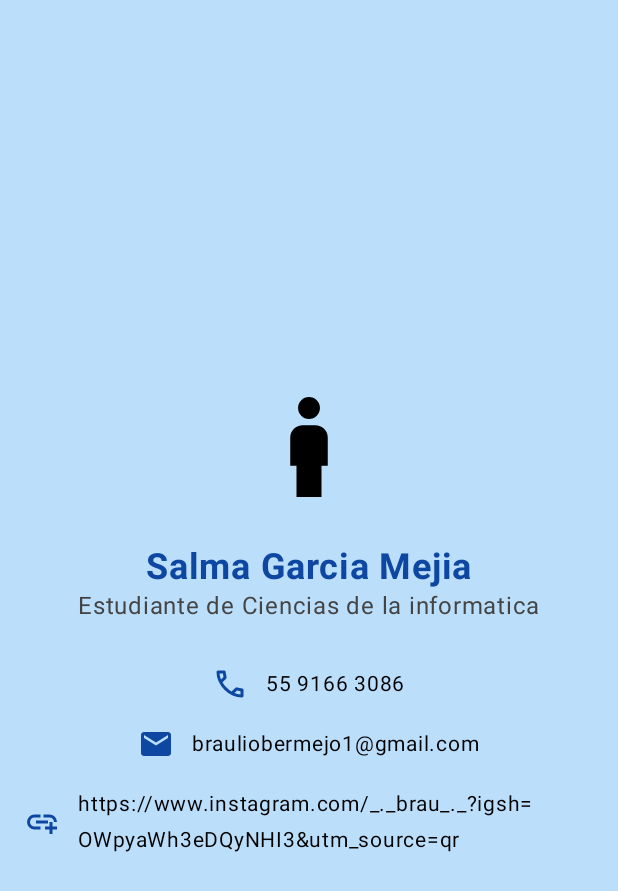
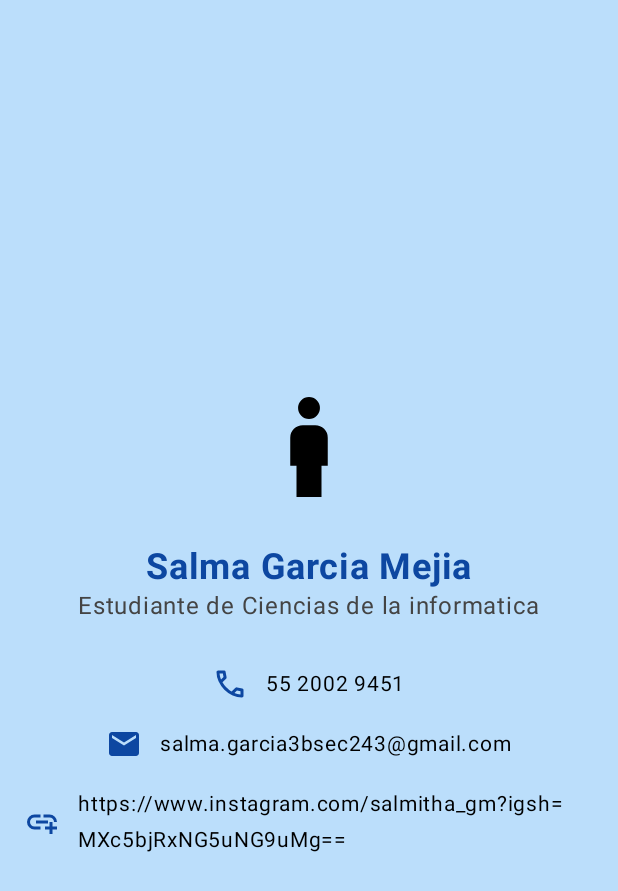
Before and after one commit to salmagarcia3bsec243-collab/TarjetadePresentacion, an Android app built with Jetpack Compose: the screen it shows after launch (MainActivity), on a phone screen of 412 x 824 dp. Shown: the top 891 px of the screen. Run offline under Robolectric (Android 15) with nearby library versions, the phone set to English and light mode, and no system bars.

Commit message:
Version inicial del proyecto

```diff
--- a/app/src/main/java/com/example/tarjetadepresentacion/MainActivity.kt
+++ b/app/src/main/java/com/example/tarjetadepresentacion/MainActivity.kt
@@ -69,11 +69,11 @@ fun TarjetaPresentacion() {
 
         Spacer(modifier = Modifier.height(24.dp))
 
-        FilaContacto(icono = R.drawable.ic_phone, texto = "55 9166 3086")
+        FilaContacto(icono = R.drawable.ic_phone, texto = "55 2002 9451")
         Spacer(modifier = Modifier.height(8.dp))
-        FilaContacto(icono = R.drawable.ic_email, texto = "brauliobermejo1@gmail.com")
+        FilaContacto(icono = R.drawable.ic_email, texto = "salma.garcia3bsec243@gmail.com")
         Spacer(modifier = Modifier.height(8.dp))
-        FilaContacto(icono = R.drawable.ic_link, texto = "https://www.instagram.com/_._brau_._?igsh=OWpyaWh3eDQyNHI3&utm_source=qr")
+        FilaContacto(icono = R.drawable.ic_link, texto = "https://www.instagram.com/salmitha_gm?igsh=MXc5bjRxNG5uNG9uMg==")
     }
 }
 
```
